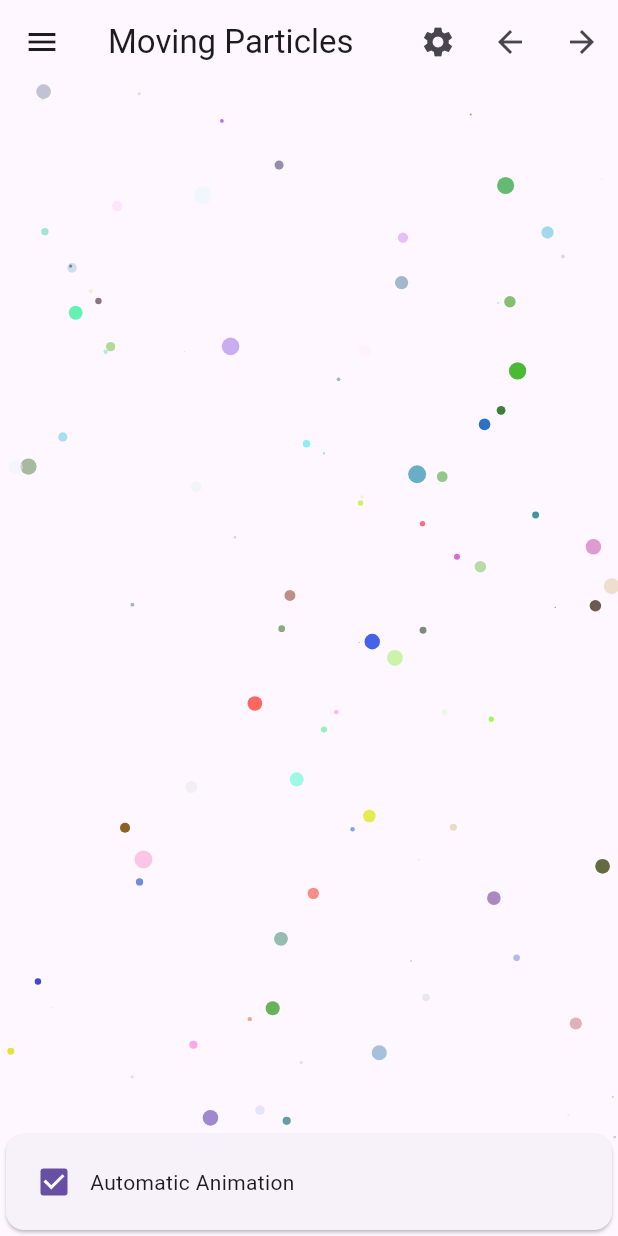
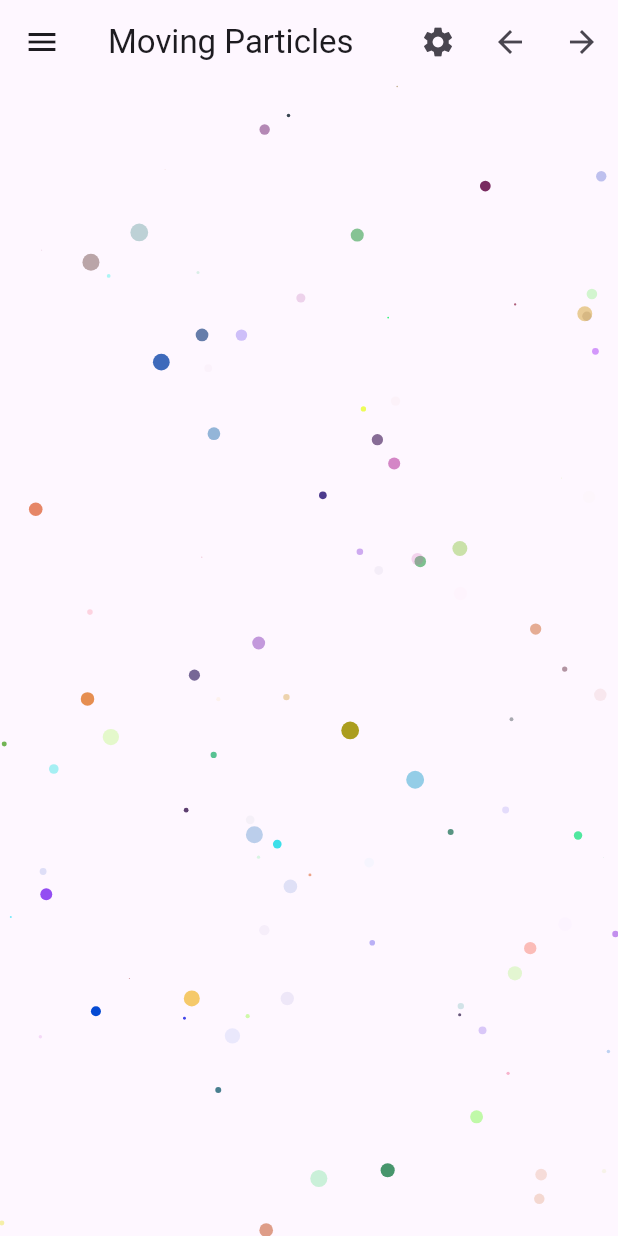
Before and after one commit to jamescardona11/flutter_art_project, a Flutter app: the screen it shows after launch, after a tap on the "settings" icon, on a phone screen of 412 x 824 dp. Run offline on Flutter 3.47's test engine with Material 3 defaults, Android fonts, the phone set to English and light mode, and no system bars; missing offline and left inert: fast_noise.

Commit message:
Remove IW

```diff
--- a/lib/home_page.dart
+++ b/lib/home_page.dart
@@ -6,6 +6,7 @@ import 'pages/effect/plasma_effect_view.dart';
 import 'pages/particles/cloud_particles_view.dart';
 import 'pages/particles/moving_particles_view.dart';
 import 'pages/particles/sphere_particles_view.dart';
+import 'provider/art_provider.dart';
 import 'provider/settings_widget.dart';
 
 class HomeWidget extends StatefulWidget {
@@ -18,9 +19,7 @@ class HomeWidget extends StatefulWidget {
 }
 
 class _HomeWidgetState extends State<HomeWidget> {
-  final PageController _pageController = PageController(initialPage: 0);
-
-  final List<(String, Widget)> items = [
+  final List<(String, Widget)> artPages = [
     ('Moving Particles', const MovingParticlesView()),
     ('Cloud Particles', const CloudParticlesView()),
     ('Sphere Particles', const SphereParticlesView()),
@@ -28,37 +27,15 @@ class _HomeWidgetState extends State<HomeWidget> {
     ('Plasma Effect', const PlasmaEffectView()),
   ];
 
-  int _currentPage = 0;
-  bool _showControllerSettings = false;
-
   @override
   Widget build(BuildContext context) {
     return Scaffold(
-      appBar: _AppBar(
-        title: items[_currentPage].$1,
-        currentPage: _currentPage,
-        pageController: _pageController,
-        itemsLength: items.length,
-        onSettingsPressed: () {
-          setState(() {
-            _showControllerSettings = !_showControllerSettings;
-          });
-        },
-      ),
-      drawer: _Drawer(
-        items: items,
-        pageController: _pageController,
-        currentPage: _currentPage,
-      ),
+      appBar: _AppBar(artPages: artPages),
+      drawer: _Drawer(artPages: artPages),
       body: Stack(
         children: [
-          _PageViewWidget(
-            items: items,
-            index: _currentPage,
-            pageController: _pageController,
-            onPageChanged: _onPageChanged,
-          ),
-          if (_showControllerSettings)
+          _PageViewWidget(items: artPages),
+          if (ArtProvider.instance.showControllerSettings)
             const Positioned(
               bottom: 0,
               right: 0,
@@ -69,32 +46,14 @@ class _HomeWidgetState extends State<HomeWidget> {
       ),
     );
   }
-
-  @override
-  void dispose() {
-    _pageController.dispose();
-    super.dispose();
-  }
-
-  void _onPageChanged(index) {
-    setState(() {
-      _currentPage = index;
-    });
-  }
 }
 
 class _PageViewWidget extends StatefulWidget {
   const _PageViewWidget({
     required this.items,
-    required this.index,
-    required this.pageController,
-    required this.onPageChanged,
   });
 
   final List<(String, Widget)> items;
-  final int index;
-  final PageController pageController;
-  final Function(int) onPageChanged;
 
   @override
   State<_PageViewWidget> createState() => _PageViewWidgetState();
@@ -104,10 +63,10 @@ class _PageViewWidgetState extends State<_PageViewWidget> {
   @override
   Widget build(BuildContext context) {
     return PageView.builder(
-        controller: widget.pageController,
+        controller: ArtProvider.instance.pageController,
         physics: const NeverScrollableScrollPhysics(),
         itemCount: widget.items.length,
-        onPageChanged: widget.onPageChanged,
+        onPageChanged: (index) => ArtProvider.instance.setCurrentPage(index),
         itemBuilder: (context, index) {
           return FutureBuilder(
             future: Future.delayed(const Duration(milliseconds: 300)),
@@ -137,27 +96,23 @@ class _PageViewWidgetState extends State<_PageViewWidget> {
 
 class _AppBar extends StatelessWidget implements PreferredSizeWidget {
   const _AppBar({
-    required this.title,
-    required this.currentPage,
-    required this.pageController,
-    required this.itemsLength,
-    required this.onSettingsPressed,
+    required this.artPages,
   });
 
-  final String title;
-  final int currentPage;
-  final int itemsLength;
-  final PageController pageController;
-  final Function() onSettingsPressed;
+  final List<(String, Widget)> artPages;
 
   @override
   Widget build(BuildContext context) {
+    return AnimatedBuilder(
+      animation: ArtProvider.instance,
+      builder: (context, child) {
+        final currentPage = ArtProvider.instance.currentPage;
         return AppBar(
-      title: Text(title),
+          title: Text(artPages[currentPage].$1),
           actions: [
             IconButton(
               icon: const Icon(Icons.settings),
-          onPressed: onSettingsPressed,
+              onPressed: ArtProvider.instance.setShowControllerSettings,
             ),
             IconButton(
               icon: const Icon(Icons.arrow_back),
@@ -169,6 +124,8 @@ class _AppBar extends StatelessWidget implements PreferredSizeWidget {
             ),
           ],
         );
+      },
+    );
   }
 
   @override
@@ -176,25 +133,25 @@ class _AppBar extends StatelessWidget implements PreferredSizeWidget {
 
   // Circular navigation
   void onArrowPressed(bool isNext) {
+    final currentPage = ArtProvider.instance.currentPage;
+    final itemsLength = artPages.length;
     final targetPage = isNext ? (currentPage + 1) % itemsLength : (currentPage - 1 + itemsLength) % itemsLength;
-    pageController.jumpToPage(targetPage);
+    ArtProvider.instance.pageController.jumpToPage(targetPage);
   }
 }
 
 class _Drawer extends StatelessWidget {
   const _Drawer({
-    required this.items,
-    required this.pageController,
-    required this.currentPage,
+    required this.artPages,
   });
 
-  final List<(String, Widget)> items;
-  final PageController pageController;
-  final int currentPage;
+  final List<(String, Widget)> artPages;
 
   @override
   Widget build(BuildContext context) {
-    return Drawer(
+    return AnimatedBuilder(
+      animation: ArtProvider.instance,
+      builder: (context, child) => Drawer(
         child: ListView(
           padding: EdgeInsets.zero,
           children: [
@@ -210,12 +167,12 @@ class _Drawer extends StatelessWidget {
                 ),
               ),
             ),
-          ...items.mapIndexed((index, item) {
+            ...artPages.mapIndexed((index, item) {
               final (title, _) = item;
               return ListTile(
                 leading: Icon(getRandomIcon(index)),
                 title: Text(title),
-              trailing: index == currentPage
+                trailing: index == ArtProvider.instance.currentPage
                     ? const Icon(
                         Icons.circle,
                         size: 10,
@@ -227,11 +184,13 @@ class _Drawer extends StatelessWidget {
             }),
           ],
         ),
+      ),
     );
   }
 
   void onListTilePressed(BuildContext context, int index) {
-    pageController.jumpToPage(index);
+    final provider = ArtProvider.instance;
+    provider.setCurrentPage(index);
     Navigator.pop(context);
   }
 
--- a/lib/main.dart
+++ b/lib/main.dart
@@ -1,8 +1,6 @@
 import 'package:flutter/material.dart';
 
 import 'home_page.dart';
-import 'provider/settings_iw.dart';
-import 'provider/settings_provider.dart';
 
 void main() => runApp(MyApp());
 
@@ -14,10 +12,7 @@ class MyApp extends StatelessWidget {
     return MaterialApp(
       title: 'Material App',
       debugShowCheckedModeBanner: false,
-      home: SettingsInheritedWidget(
-        provider: SettingsProvider(),
-        child: const HomeWidget(),
-      ),
+      home: const HomeWidget(),
     );
   }
 }
--- /dev/null
+++ b/lib/provider/art_provider.dart
@@ -0,0 +1,24 @@
+import 'package:flutter/material.dart';
+
+class ArtProvider extends ChangeNotifier {
+  static ArtProvider? _instance;
+  static ArtProvider get instance => _instance ??= ArtProvider();
+
+  final PageController _pageController = PageController(initialPage: 0);
+  int _currentPage = 0;
+  bool _showControllerSettings = false;
+
+  void setCurrentPage(int value) {
+    _currentPage = value;
+    notifyListeners();
+  }
+
+  void setShowControllerSettings() {
+    _showControllerSettings = !_showControllerSettings;
+    notifyListeners();
+  }
+
+  PageController get pageController => _pageController;
+  int get currentPage => _currentPage;
+  bool get showControllerSettings => _showControllerSettings;
+}
--- a/lib/provider/settings_iw.dart
+++ /dev/null
@@ -1,22 +0,0 @@
-import 'package:flutter/material.dart';
-
-import 'settings_provider.dart';
-
-class SettingsInheritedWidget extends InheritedWidget {
-  final SettingsProvider provider;
-
-  const SettingsInheritedWidget({
-    super.key,
-    required this.provider,
-    required super.child,
-  });
-
-  static SettingsInheritedWidget of(BuildContext context) {
-    return context.dependOnInheritedWidgetOfExactType<SettingsInheritedWidget>()!;
-  }
-
-  @override
-  bool updateShouldNotify(SettingsInheritedWidget oldWidget) {
-    return provider != oldWidget.provider;
-  }
-}
--- a/lib/provider/settings_provider.dart
+++ /dev/null
@@ -1,32 +0,0 @@
-import 'package:flutter/material.dart';
-
-class SettingsProvider extends ChangeNotifier {
-  AnimationController? _controller;
-  bool _isAutomatic = true;
-  Duration _duration = const Duration(milliseconds: 300);
-
-  void setController(AnimationController? value) {
-    _controller = value;
-    notifyListeners();
-  }
-
-  void setIsAutomatic(bool value) {
-    _isAutomatic = value;
-    notifyListeners();
-  }
-
-  void setDuration(int milliseconds) {
-    _duration = Duration(milliseconds: milliseconds);
-    notifyListeners();
-  }
-
-  void setAnimationValue(double value) {
-    if (_controller == null) return;
-    _controller!.value = value;
-    notifyListeners();
-  }
-
-  AnimationController? get controller => _controller;
-  bool get isAutomatic => _isAutomatic;
-  Duration get duration => _duration;
-}
--- a/lib/provider/settings_widget.dart
+++ b/lib/provider/settings_widget.dart
@@ -1,7 +1,4 @@
 import 'package:flutter/material.dart';
-
-import 'settings_iw.dart';
-import 'settings_provider.dart';
 
 class SettingsWidget extends StatefulWidget {
   const SettingsWidget({
@@ -13,40 +10,44 @@ class SettingsWidget extends StatefulWidget {
 }
 
 class _SettingsWidgetState extends State<SettingsWidget> {
-  SettingsProvider get provider => SettingsInheritedWidget.of(context).provider;
-
   @override
   Widget build(BuildContext context) {
-    return AnimatedBuilder(
-      animation: provider,
-      builder: (context, child) => Card(
-        child: Padding(
-          padding: const EdgeInsets.all(8.0),
-          child: Column(
-            mainAxisSize: MainAxisSize.min,
-            children: [
-              Row(
-                children: [
-                  Checkbox(
-                    value: provider.isAutomatic,
-                    onChanged: (value) {
-                      provider.setIsAutomatic(value ?? true);
-                    },
-                  ),
-                  const Text('Automatic Animation'),
-                ],
-              ),
-              if (!provider.isAutomatic)
-                Slider(
-                  value: provider.controller?.value ?? 0,
-                  onChanged: (value) {
-                    provider.setAnimationValue(value);
-                  },
-                ),
-            ],
-          ),
-        ),
+    return SizedBox(
+      width: 200,
+      child: Column(
+        children: [],
       ),
     );
+    // return AnimatedBuilder(
+    //   animation: provider,
+    //   builder: (context, child) => Card(
+    //     child: Padding(
+    //       padding: const EdgeInsets.all(8.0),
+    //       child: Column(
+    //         mainAxisSize: MainAxisSize.min,
+    //         children: [
+    //           Row(
+    //             children: [
+    //               Checkbox(
+    //                 value: provider.isAutomatic,
+    //                 onChanged: (value) {
+    //                   provider.setIsAutomatic(value ?? true);
+    //                 },
+    //               ),
+    //               const Text('Automatic Animation'),
+    //             ],
+    //           ),
+    //           if (!provider.isAutomatic)
+    //             Slider(
+    //               value: provider.controller?.value ?? 0,
+    //               onChanged: (value) {
+    //                 provider.setAnimationValue(value);
+    //               },
+    //             ),
+    //         ],
+    //       ),
+    //     ),
+    //   ),
+    // );
   }
 }
```
Also changed, not shown: lib/pages/particles/cloud_particles_view.dart (+11 -5 lines). Lines whose indentation alone changed are shown as unchanged.
